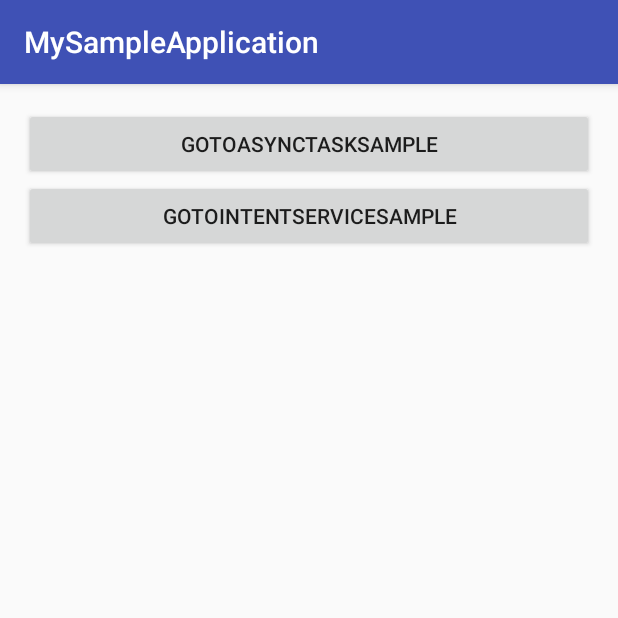
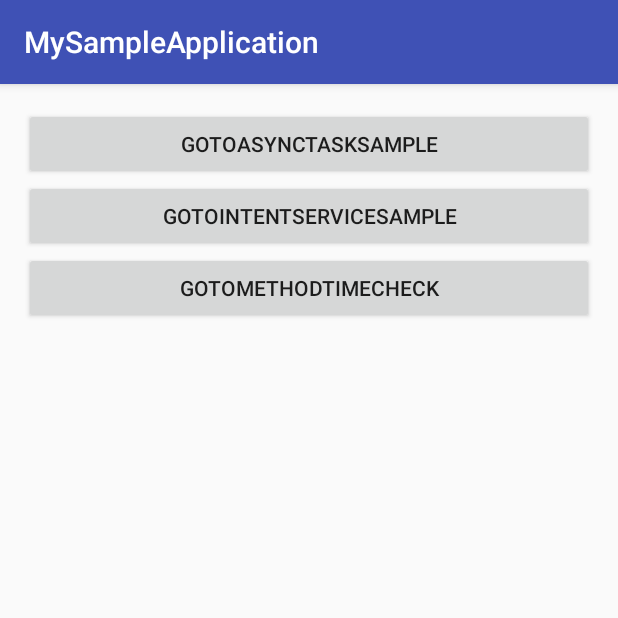
Before and after one commit to bccdevg/SampleAndroidApplication, an Android app: the screen it shows after launch (MainActivity), on a phone screen of 412 x 824 dp, the top half of it. Run offline under Robolectric (Android 15) with nearby library versions, the phone set to English and light mode, and no system bars.

Commit message:
add MethodTimeCheck

```diff
--- a/app/src/main/AndroidManifest.xml
+++ b/app/src/main/AndroidManifest.xml
@@ -20,7 +20,9 @@
 
         <service
             android:name=".sample.intentservice.SampleIntentService"
-            android:exported="false"></service>
+            android:exported="false" />
+
+        <activity android:name=".sample.methodtime.MethodTimeCheckActivity"></activity>
     </application>
 
 </manifest>
--- a/app/src/main/res/layout/activity_main.xml
+++ b/app/src/main/res/layout/activity_main.xml
@@ -18,7 +18,8 @@
         android:layout_alignParentStart="true"
         android:layout_alignParentRight="true"
         android:layout_alignParentEnd="true"
-        android:layout_alignParentTop="true">
+        android:layout_alignParentTop="true"
+        android:id="@+id/linearLayout">
 
         <Button
             android:text="GoToAsyncTaskSample"
@@ -34,4 +35,15 @@
             android:id="@+id/goToIntentServiceSample"
             android:onClick="onGoToIntentServiceSampleTapped" />
     </LinearLayout>
+
+    <Button
+        android:text="GoToMethodTimeCheck"
+        android:layout_width="match_parent"
+        android:layout_height="wrap_content"
+        android:layout_below="@+id/linearLayout"
+        android:id="@+id/button3"
+        android:layout_alignParentLeft="true"
+        android:layout_alignParentStart="true"
+        android:onClick="onGoToMethodTimeCheckTapped" />
+
 </RelativeLayout>
```
Also changed, not shown: app/src/main/java/com/example/iwaki/mysampleapplication/MainActivity.java (+7 -0 lines), app/src/main/java/com/example/iwaki/mysampleapplication/sample/methodtime/MethodTimeCheckActivity.java (added, +52 -0 lines), app/src/main/res/layout/activity_method_time_check.xml (added, +32 -0 lines).
